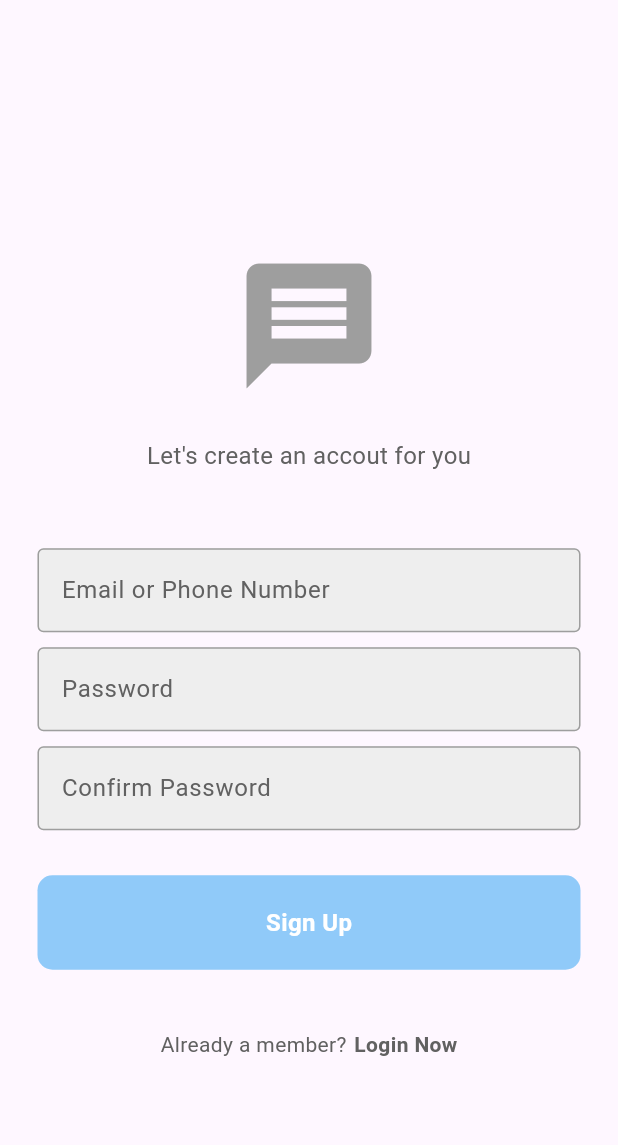
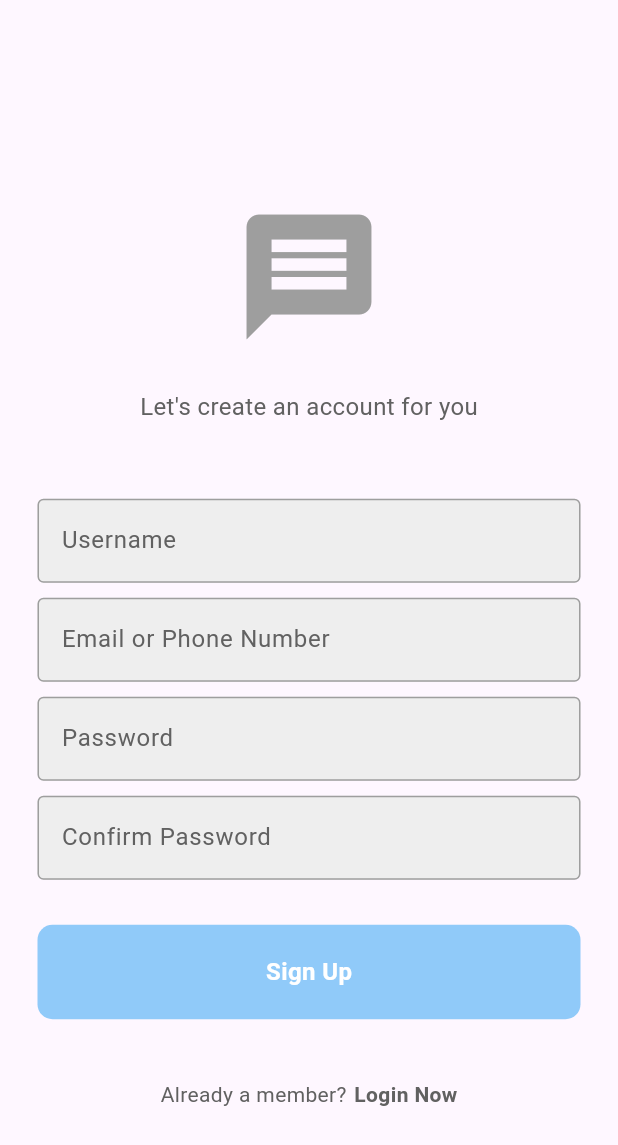
Before and after one commit to sushant-tuladhar90/chatapp, a Flutter app: the screen it shows after launch, after a tap on "Register Now", on a phone screen of 412 x 824 dp. Shown: the top 1145 px of the screen. Run offline on Flutter 3.47's test engine with Material 3 defaults, Android fonts, the phone set to English and light mode, and no system bars; our stand-ins replace cloud_firestore, firebase_auth, firebase_core; accounts and stored records are empty; network calls fail.

Commit message:
username one

```diff
--- a/lib/components/my_textfield.dart
+++ b/lib/components/my_textfield.dart
@@ -13,13 +13,13 @@ class MyTextfield extends StatelessWidget {
       controller: controller,
       obscureText: obscureText,
       decoration: InputDecoration(
-        enabledBorder: OutlineInputBorder(
+        enabledBorder: const OutlineInputBorder(
           borderSide: BorderSide( color: Colors.grey)
         ),
-        focusedBorder:OutlineInputBorder(
+        focusedBorder:const OutlineInputBorder(
           borderSide: BorderSide( color: Colors.white)
         ),
-        fillColor: Color(0xFFEEEEEE),
+        fillColor: const Color(0xFFEEEEEE),
         filled: true,
         hintText: hintText,
         hintStyle: const TextStyle(color: Color(0xFF616161))
--- a/lib/pages/home_page.dart
+++ b/lib/pages/home_page.dart
@@ -87,17 +87,21 @@ class _HomePageState extends State<HomePage> {
 Widget _buildUserListItem(DocumentSnapshot document) {
   Map<String, dynamic> data = document.data()! as Map<String, dynamic>;
 
-    if (_auth.currentUser!.email != data['email']) {
+  // Ensure we're not showing the current user
+  if (_auth.currentUser!.uid != data['uid']) {
+    // Use a fallback if the username is null or missing
+    String username = data['username'] ?? 'Unknown User';  // Default to 'Unknown User' if username is null
+
     return ListTile(
       leading: CircleAvatar(
         backgroundColor: Colors.blueAccent,
         child: Text(
-            data['email'][0].toUpperCase(),
+          username.isNotEmpty ? username[0].toUpperCase() : '?', // Show the first letter of the username or '?' if username is empty
           style: const TextStyle(color: Colors.white),
         ),
       ),
       title: Text(
-          data['email'],
+        username,  // Show the username or fallback value
         style: const TextStyle(fontSize: 16, fontWeight: FontWeight.w500),
       ),
       onTap: () {
@@ -105,7 +109,7 @@ class _HomePageState extends State<HomePage> {
           context,
           MaterialPageRoute(
             builder: (context) => ChatPage(
-                receiverUserEmail: data['email'],
+              receiverUsername: username,
               receiverUserId: data['uid'],
             ),
           ),
@@ -113,7 +117,9 @@ class _HomePageState extends State<HomePage> {
       },
     );
   } else {
-      return const SizedBox.shrink();
+    return const SizedBox.shrink();  // Don't show the current user in the list
   }
 }
+
+
 }
--- a/lib/pages/login_page.dart
+++ b/lib/pages/login_page.dart
@@ -13,21 +13,26 @@ class LoginPage extends StatefulWidget {
 }
 
 class _LoginPageState extends State<LoginPage> {
-
-  //text controller
+  // Text controllers
   final emailController = TextEditingController();
   final passController = TextEditingController();
 
-  Future<void> signin () async {
-    //get auth srvice
+  // Sign-in method
+  Future<void> signin() async {
+    // Get AuthService instance
     final authService = Provider.of<AuthService>(context, listen: false);
 
     try {
-      await authService.signInWithEmailandPassword(
-        emailController.text,
-        passController.text);
+      await authService.signInWithEmailAndPassword(
+        emailController.text, // Email
+        passController.text,  // Password
+      );
     } catch (e) {
-      ScaffoldMessenger.of(context).showSnackBar(SnackBar(content: Text(e.toString(),),),);
+      ScaffoldMessenger.of(context).showSnackBar(
+        SnackBar(
+          content: Text(e.toString()),
+        ),
+      );
     }
   }
 
@@ -41,57 +46,70 @@ class _LoginPageState extends State<LoginPage> {
             child: Column(
               mainAxisAlignment: MainAxisAlignment.center,
               children: [
-                const SizedBox(height: 50,),
-                //logo
-                const Icon(Icons.message,
+                const SizedBox(height: 50),
+                // Logo
+                const Icon(
+                  Icons.message,
                   size: 100,
                   color: Colors.grey,
                 ),
-                const SizedBox(height: 25,),
-                //welcome back message
-                const Text("Welcome back you've been missed!!",
+                const SizedBox(height: 25),
+                // Welcome message
+                const Text(
+                  "Welcome back, you've been missed!!",
                   style: TextStyle(
                     fontSize: 16,
                     color: Color(0xFF616161),
+                  ),
+                ),
+                const SizedBox(height: 50),
 
-                ),),
-                const SizedBox(height: 50,),
+                // Email text field
+                MyTextfield(
+                  controller: emailController,
+                  hintText: "Email or Phone Number",
+                  obscureText: false,
+                ),
+                const SizedBox(height: 10),
 
+                // Password text field
+                MyTextfield(
+                  controller: passController,
+                  hintText: "Password",
+                  obscureText: true,
+                ),
+                const SizedBox(height: 30),
 
-                //email textfield
-                MyTextfield(controller: emailController, hintText: "Email or Phone Number", obscureText: false),
-                const SizedBox(height: 10,),
+                // Sign-in button
+                MyButton(
+                  onTap: signin,
+                  text: "Login",
+                ),
+                const SizedBox(height: 40),
 
-                //password textfield
-                MyTextfield(controller: passController, hintText: "Password", obscureText: true),
-                const SizedBox(height: 30,),
-
-                //sign in button
-                MyButton(onTap: signin , text: "Login"),
-                const SizedBox(height: 40,),
-
-                //no a member? register now
+                // Not a member? Register now
                 Row(
                   mainAxisAlignment: MainAxisAlignment.center,
                   children: [
-                    const Text('Not a member?', style: TextStyle(
+                    const Text(
+                      'Not a member?',
+                      style: TextStyle(
                         color: Color(0xFF616161),
-                    ),),
-                    const SizedBox(width: 5,),
-
-                    // GestureDetector.
-
+                      ),
+                    ),
+                    const SizedBox(width: 5),
                     GestureDetector(
                       onTap: widget.onTap,
-                      child: const Text('Register Now' , style: TextStyle(
+                      child: const Text(
+                        'Register Now',
+                        style: TextStyle(
                           fontWeight: FontWeight.bold,
                           color: Color(0xFF616161),
-                      ),),
-                    )
+                        ),
+                      ),
+                    ),
                   ],
-                )
-
-
+                ),
               ],
             ),
           ),
--- a/lib/pages/register_page.dart
+++ b/lib/pages/register_page.dart
@@ -13,27 +13,44 @@ class RegisterPage extends StatefulWidget {
 }
 
 class _RegisterPageState extends State<RegisterPage> {
-   //text controller
+  // Text controllers
+  final usernameController = TextEditingController();
   final emailController = TextEditingController();
   final passController = TextEditingController();
-  final ConfirmpassController = TextEditingController();
+  final confirmpassController = TextEditingController();
 
-
-  void signup() async{
-    if(passController.text != ConfirmpassController.text){
-      ScaffoldMessenger.of(context).showSnackBar(const SnackBar(content: Text("Password doesn't match"),
+  // Sign-up method
+  void signup() async {
+    if (passController.text != confirmpassController.text) {
+      ScaffoldMessenger.of(context).showSnackBar(
+        const SnackBar(
+          content: Text("Passwords do not match"),
         ),
       );
+      return;
     }
 
-    //get auth service
-    final  authService = Provider.of<AuthService>(context, listen: false);
-    try{
-      await authService.signUpWithEmailandPassword(emailController.text, passController.text);
-    }
-    catch (e) {
-      ScaffoldMessenger.of(context).showSnackBar(SnackBar(content: Text(e.toString(),),),);
+    // Get AuthService instance
+    final authService = Provider.of<AuthService>(context, listen: false);
 
+    try {
+      await authService.signUpWithEmailAndPassword(
+        usernameController.text, // Username
+        emailController.text,    // Email
+        passController.text,     // Password
+      );
+
+      ScaffoldMessenger.of(context).showSnackBar(
+        const SnackBar(
+          content: Text("Account created successfully!"),
+        ),
+      );
+    } catch (e) {
+      ScaffoldMessenger.of(context).showSnackBar(
+        SnackBar(
+          content: Text(e.toString()),
+        ),
+      );
     }
   }
 
@@ -47,58 +64,86 @@ class _RegisterPageState extends State<RegisterPage> {
             child: Column(
               mainAxisAlignment: MainAxisAlignment.center,
               children: [
-                const SizedBox(height: 50,),
-                //logo
-                const Icon(Icons.message,
+                const SizedBox(height: 50),
+                // Logo
+                const Icon(
+                  Icons.message,
                   size: 100,
                   color: Colors.grey,
                 ),
-                const SizedBox(height: 25,),
-                //create account message
-                const Text("Let's create an accout for you",
+                const SizedBox(height: 25),
+                // Create account message
+                const Text(
+                  "Let's create an account for you",
                   style: TextStyle(
                     fontSize: 16,
                     color: Color(0xFF616161),
+                  ),
+                ),
+                const SizedBox(height: 50),
 
-                ),),
-                const SizedBox(height: 50,),
+                // Username text field
+                MyTextfield(
+                  controller: usernameController,
+                  hintText: "Username",
+                  obscureText: false,
+                ),
+                const SizedBox(height: 10),
 
+                // Email text field
+                MyTextfield(
+                  controller: emailController,
+                  hintText: "Email or Phone Number",
+                  obscureText: false,
+                ),
+                const SizedBox(height: 10),
 
-                //email textfield
-                MyTextfield(controller: emailController, hintText: "Email or Phone Number", obscureText: false),
-                const SizedBox(height: 10,),
+                // Password text field
+                MyTextfield(
+                  controller: passController,
+                  hintText: "Password",
+                  obscureText: true,
+                ),
+                const SizedBox(height: 10),
 
-                //password textfield
-                MyTextfield(controller: passController, hintText: "Password", obscureText: true),
-                const SizedBox(height: 10,),
+                // Confirm password text field
+                MyTextfield(
+                  controller: confirmpassController,
+                  hintText: "Confirm Password",
+                  obscureText: true,
+                ),
+                const SizedBox(height: 30),
 
-                //confirm password textfield
-                 MyTextfield(controller: ConfirmpassController, hintText: "Confirm Password", obscureText: true),
-                const SizedBox(height: 30,),
+                // Sign-up button
+                MyButton(
+                  onTap: signup,
+                  text: "Sign Up",
+                ),
+                const SizedBox(height: 40),
 
-                //sign up button
-                MyButton(onTap: signup , text: "Sign Up",),
-                const SizedBox(height: 40,),
-
-                //no a member? register now
+                // Already a member? Login now
                 Row(
                   mainAxisAlignment: MainAxisAlignment.center,
                   children: [
-                    const Text('Already a member?', style: TextStyle(
+                    const Text(
+                      'Already a member?',
+                      style: TextStyle(
                         color: Color(0xFF616161),
-                    ),),
-                    const SizedBox(width: 5,),
+                      ),
+                    ),
+                    const SizedBox(width: 5),
                     GestureDetector(
                       onTap: widget.onTap,
-                      child: const Text('Login Now' , style: TextStyle(
+                      child: const Text(
+                        'Login Now',
+                        style: TextStyle(
                           fontWeight: FontWeight.bold,
                           color: Color(0xFF616161),
-                      ),),
-                    )
+                        ),
+                      ),
+                    ),
                   ],
-                )
-
-
+                ),
               ],
             ),
           ),
--- a/lib/services/auth_gate.dart
+++ b/lib/services/auth_gate.dart
@@ -20,7 +20,7 @@ class AuthGate extends StatelessWidget {
 
       //user is not logged in
       else {
-        return LoginOrRegister();
+        return const LoginOrRegister();
       }
      }),
     );
```
Also changed, not shown: lib/components/chat_bubble.dart (added, +31 -0 lines), lib/model/message.dart (+17 -7 lines), lib/pages/chat_page.dart (+63 -30 lines), lib/services/auth_service.dart (+26 -29 lines), lib/services/chat_service.dart (+40 -24 lines). Lines whose indentation alone changed are shown as unchanged.
